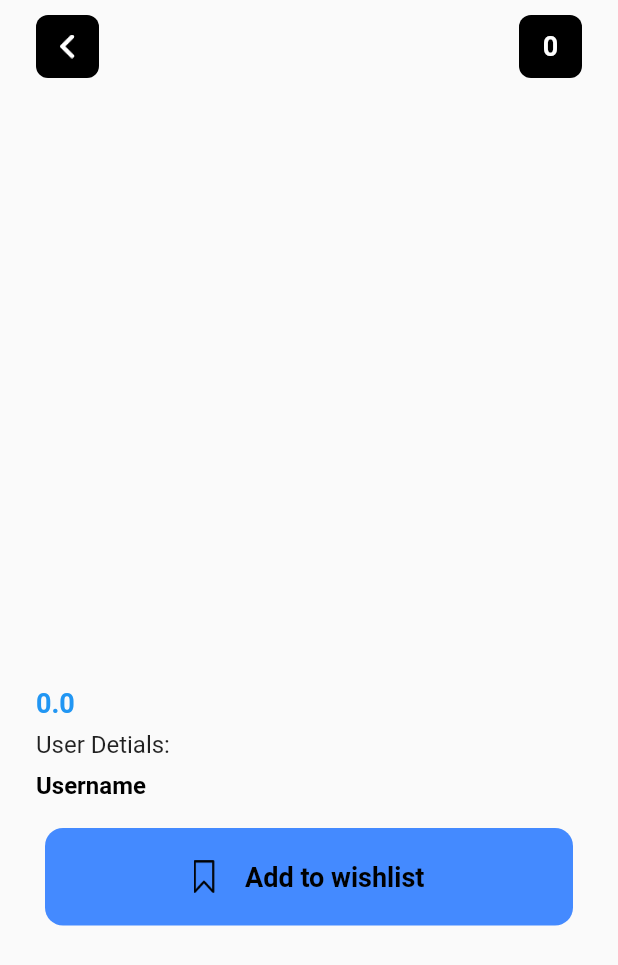
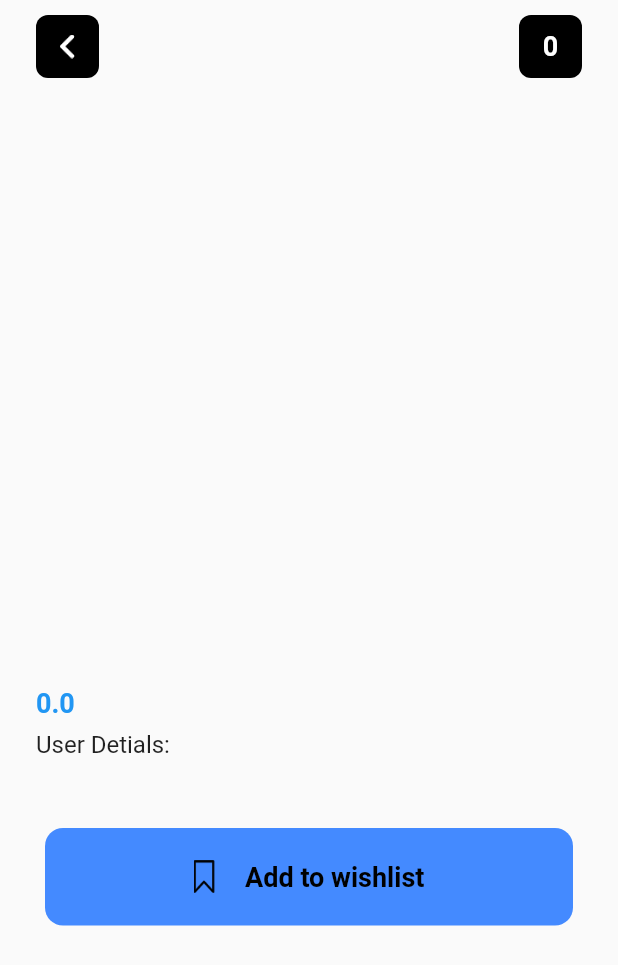
Before and after one commit to Smit1400/CarDealer, a Flutter app: the ShowPage screen opened directly with empty values, on a phone screen of 412 x 824 dp. Shown: the top 965 px of the screen. Run offline on Flutter 3.47's test engine with Material 2 defaults, Android fonts, the phone set to English and light mode, and no system bars; our stand-ins replace cloud_firestore, firebase_auth, firebase_core, firebase_storage, form_field_validator, image_picker and 3 more; missing offline and left inert: collapsible_sidebar; accounts and stored records are empty.

```diff
--- a/car_dealer/lib/Screens/show_page.dart
+++ b/car_dealer/lib/Screens/show_page.dart
@@ -62,7 +62,7 @@ class _ShowPageState extends State<ShowPage> {
               }
               if (snapshot.connectionState == ConnectionState.done) {
                 Map<String, dynamic> documentData = snapshot.data.data();
-                List imageList = documentData['images'];
+                List imageList = documentData['imageUrls'];
                 return Padding(
                     padding: EdgeInsets.all(0),
                     child: ListView(
@@ -74,7 +74,7 @@ class _ShowPageState extends State<ShowPage> {
                           padding: EdgeInsets.only(
                               top: 24, bottom: 4, left: 24, right: 24),
                           child: Text(
-                              "${documentData['name']}" ?? "Product name",
+                              "${documentData['brand']}" ?? "Product name",
                               style: Constants.boldHeading),
                         ),
                         Padding(
@@ -96,7 +96,7 @@ class _ShowPageState extends State<ShowPage> {
                         Padding(
                           padding:
                               EdgeInsets.symmetric(horizontal: 24, vertical: 4),
-                          child: Text("Username",
+                          child: Text("${documentData['ownerName']}",
                               style: Constants.regularDarkText),
                         ),
                         Row(
--- a/car_dealer/lib/models/car_details.dart
+++ b/car_dealer/lib/models/car_details.dart
@@ -17,7 +17,7 @@ class CarDetails {
   final String fuel_type;
   final String title;
   final String description;
-  final List<String> imageUrls;
+  final List<dynamic> imageUrls;
   bool approved;
 
   CarDetails({
```
